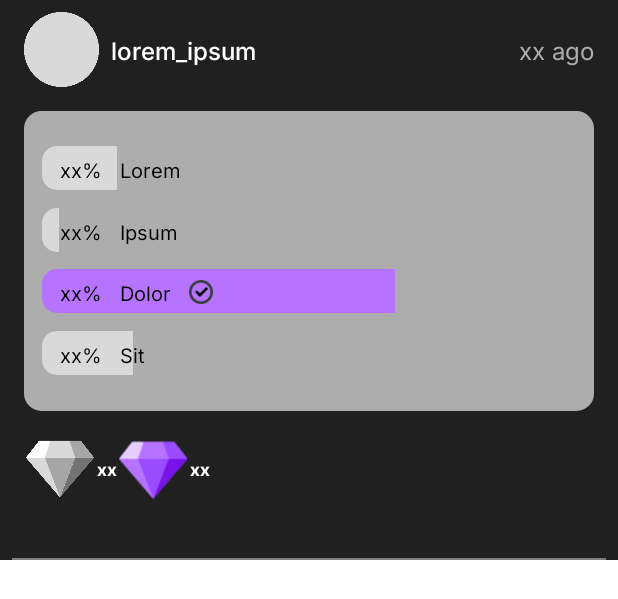
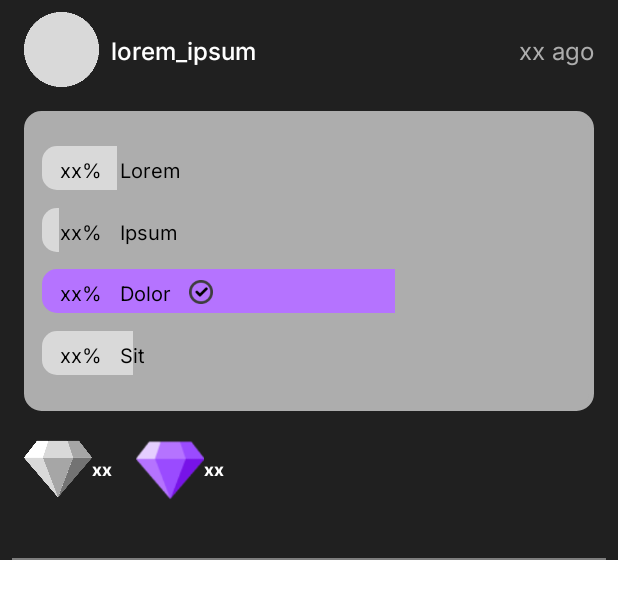
Before and after one commit to itSim04/Bliss, an Android app: the layout poll_gem_item.xml on its own in the app's theme, with its tools: preview values and no code run, on a phone screen of 412 x 824 dp. Shown: the top 599 px of the screen. Run offline under Robolectric (Android 15) with nearby library versions, the phone set to English and light mode, and no system bars.

Commit message:
Cleaned some code

```diff
--- a/Bliss_client/app/src/main/java/com/csc498g/bliss/Constants.java
+++ b/Bliss_client/app/src/main/java/com/csc498g/bliss/Constants.java
@@ -110,7 +110,7 @@ public class Constants {
 
     static class URL {
 
-        public static final String MASTER_URL = "http://192.168.0.105/Bliss/Bliss_server/";
+        public static final String MASTER_URL = "http://192.168.0.101/Bliss/Bliss_server/";
         public static String buildUrl(String API) {
             return MASTER_URL + API + ".php";
         }
--- a/Bliss_client/app/src/main/java/com/csc498g/bliss/SplashScreenActivity.java
+++ b/Bliss_client/app/src/main/java/com/csc498g/bliss/SplashScreenActivity.java
@@ -20,7 +20,7 @@ public class SplashScreenActivity extends AppCompatActivity {
 
         setContentView(R.layout.activity_splash_screen);
 
-        Link.get_all_gems();
+        Link.get_all_gems(getApplicationContext());
 
 
 
--- a/Bliss_client/app/src/main/res/layout/poll_gem_item.xml
+++ b/Bliss_client/app/src/main/res/layout/poll_gem_item.xml
@@ -17,17 +17,11 @@
         app:layout_constraintStart_toStartOf="@+id/leftBorder"
         app:layout_constraintTop_toBottomOf="@+id/gemContent">
 
-        <androidx.constraintlayout.widget.Guideline
-            android:id="@+id/middleBorder2"
-            android:layout_width="wrap_content"
-            android:layout_height="wrap_content"
-            android:orientation="vertical"
-            app:layout_constraintGuide_percent="0.33" />
-
         <ImageView
             android:id="@+id/reminesLabel"
             android:layout_width="45dp"
             android:layout_height="45dp"
+            android:layout_marginStart="16dp"
             android:contentDescription="@string/remines_button"
             android:src="@drawable/remines_icon"
             app:layout_constraintBottom_toBottomOf="parent"
@@ -45,7 +39,6 @@
             android:textColor="#FFFFFF"
             android:textSize="11sp"
             app:layout_constraintBottom_toBottomOf="parent"
-            app:layout_constraintEnd_toStartOf="@+id/middleBorder2"
             app:layout_constraintStart_toEndOf="@+id/reminesLabel"
             app:layout_constraintTop_toTopOf="parent" />
 
```
Also changed, not shown: Bliss_client/app/src/main/java/com/csc498g/bliss/Link.java (+19 -9 lines), Bliss_client/app/src/main/res/layout/image_gem_item.xml (+1 -8 lines), Bliss_client/app/src/main/res/layout/text_gem_item.xml (+1 -8 lines).
